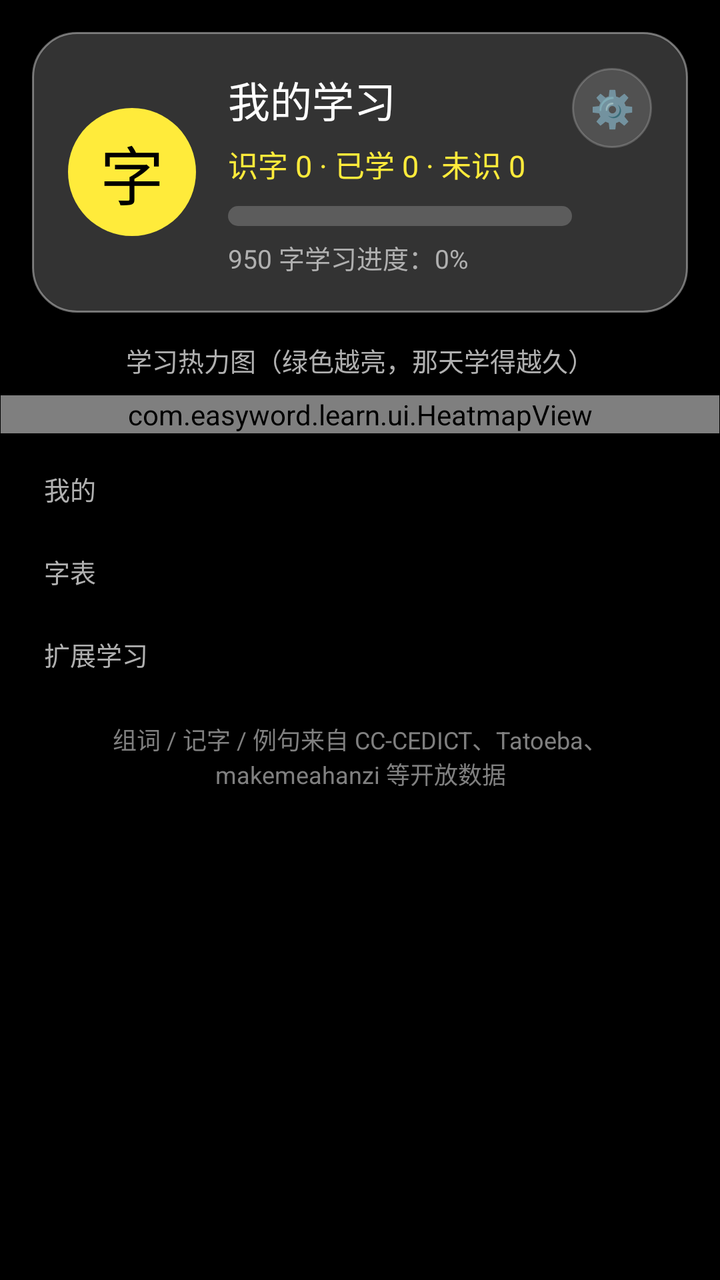
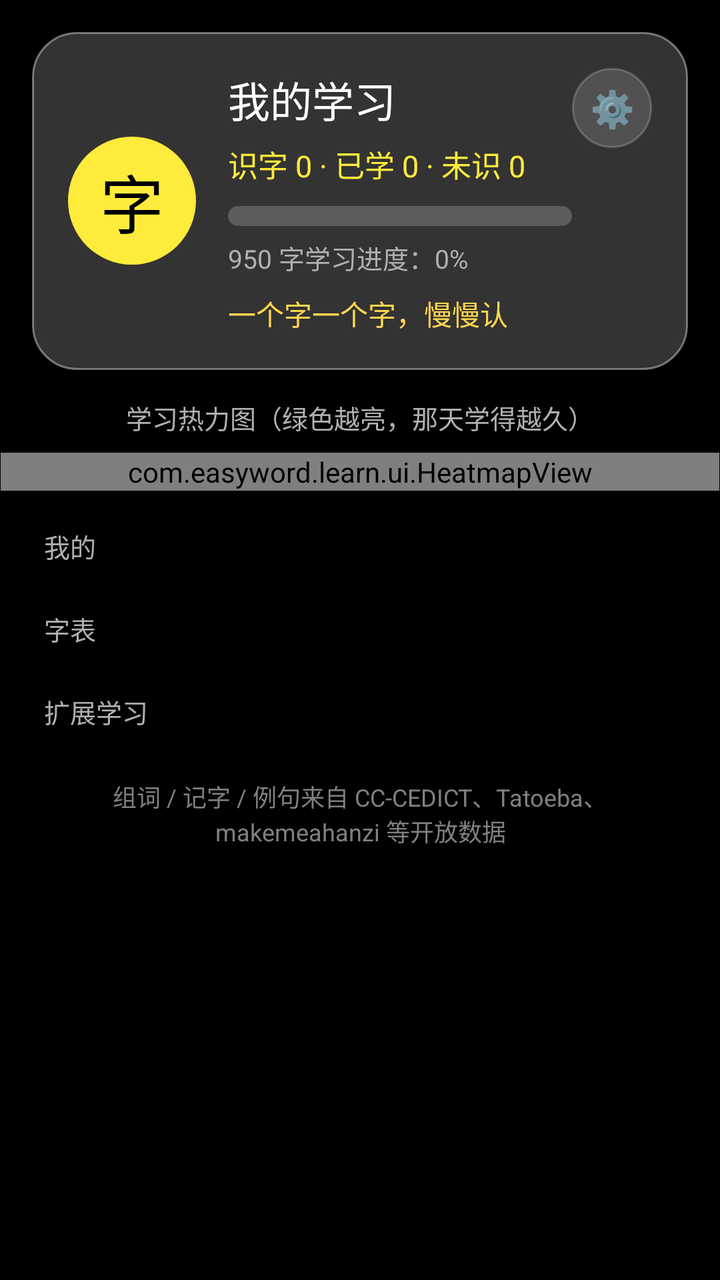

Compare the two renders of this Android layout. The source of the first and the diff that turns it into the second are given below.
<!-- AndroidManifest.xml: application theme Theme.EasyWord -->
<!-- res/layout/fragment_profile.xml -->
<?xml version="1.0" encoding="utf-8"?>
<ScrollView xmlns:android="http://schemas.android.com/apk/res/android"
    android:layout_width="match_parent"
    android:layout_height="match_parent"
    android:background="@color/black">

    <LinearLayout
        android:layout_width="match_parent"
        android:layout_height="wrap_content"
        android:clipChildren="false"
        android:clipToPadding="false"
        android:orientation="vertical"
        android:padding="16dp">

        
        <LinearLayout
            android:layout_width="match_parent"
            android:layout_height="wrap_content"
            android:background="@drawable/bg_card"
            android:gravity="center_vertical"
            android:orientation="horizontal"
            android:padding="18dp">

            <FrameLayout
                android:layout_width="64dp"
                android:layout_height="64dp">

                <TextView
                    android:id="@+id/textAvatar"
                    android:layout_width="match_parent"
                    android:layout_height="match_parent"
                    android:background="@drawable/bg_circle_gold"
                    android:gravity="center"
                    android:text="字"
                    android:textColor="@color/black"
                    android:textSize="32sp" />

                <ImageView
                    android:id="@+id/imgAvatar"
                    android:layout_width="match_parent"
                    android:layout_height="match_parent"
                    android:contentDescription="@string/settings_avatar"
                    android:scaleType="centerCrop"
                    android:visibility="gone" />
            </FrameLayout>

            <LinearLayout
                android:layout_width="0dp"
                android:layout_height="wrap_content"
                android:layout_marginStart="16dp"
                android:layout_weight="1"
                android:orientation="vertical">

                <TextView
                    android:id="@+id/textNickname"
                    android:layout_width="match_parent"
                    android:layout_height="wrap_content"
                    android:text="我的学习"
                    android:textColor="@color/white"
                    android:textSize="21sp" />

                <TextView
                    android:id="@+id/textStats"
                    android:layout_width="match_parent"
                    android:layout_height="wrap_content"
                    android:layout_marginTop="6dp"
                    android:textColor="@color/yellow"
                    android:textSize="15sp"
                    android:text="识字 0 · 已学 0 · 未识 0" />

                <ProgressBar
                    android:id="@+id/progressLearn"
                    style="?android:attr/progressBarStyleHorizontal"
                    android:layout_width="match_parent"
                    android:layout_height="10dp"
                    android:layout_marginTop="10dp"
                    android:max="950"
                    android:progress="0"
                    android:progressDrawable="@drawable/progress_learn" />

                <TextView
                    android:id="@+id/textTotalProgress"
                    android:layout_width="match_parent"
                    android:layout_height="wrap_content"
                    android:layout_marginTop="6dp"
                    android:textColor="@color/gray"
                    android:textSize="13sp"
                    android:text="950 字学习进度：0%" />
            </LinearLayout>

            
            <TextView
                android:id="@+id/btnSettingsHeader"
                android:layout_width="40dp"
                android:layout_height="40dp"
                android:layout_gravity="top"
                android:background="@drawable/bg_round_button"
                android:contentDescription="@string/settings_entry"
                android:gravity="center"
                android:text="⚙️"
                android:textSize="18sp" />
        </LinearLayout>

        
        <TextView
            android:layout_width="match_parent"
            android:layout_height="wrap_content"
            android:layout_marginTop="14dp"
            android:gravity="center"
            android:text="学习热力图（绿色越亮，那天学得越久）"
            android:textColor="@color/gray"
            android:textSize="13sp" />

        
        <HorizontalScrollView
            android:id="@+id/periodScroll"
            android:layout_width="match_parent"
            android:layout_height="wrap_content"
            android:layout_marginTop="10dp"
            android:scrollbars="none"
            android:visibility="gone">

            <LinearLayout
                android:id="@+id/periodBox"
                android:layout_width="wrap_content"
                android:layout_height="wrap_content"
                android:orientation="horizontal"
                android:paddingStart="2dp"
                android:paddingEnd="2dp" />
        </HorizontalScrollView>

        <com.easyword.learn.ui.HeatmapView
            android:id="@+id/heatmap"
            android:layout_width="match_parent"
            android:layout_height="wrap_content"
            android:layout_marginStart="-16dp"
            android:layout_marginTop="8dp"
            android:layout_marginEnd="-16dp" />

        <TextView
            android:layout_width="match_parent"
            android:layout_height="wrap_content"
            android:layout_marginTop="18dp"
            android:layout_marginStart="6dp"
            android:text="我的"
            android:textColor="@color/gray"
            android:textSize="13sp" />

        <LinearLayout
            android:id="@+id/rowBoxMine"
            android:layout_width="match_parent"
            android:layout_height="wrap_content"
            android:layout_marginTop="6dp"
            android:orientation="vertical" />

        <TextView
            android:layout_width="match_parent"
            android:layout_height="wrap_content"
            android:layout_marginTop="16dp"
            android:layout_marginStart="6dp"
            android:text="字表"
            android:textColor="@color/gray"
            android:textSize="13sp" />

        <LinearLayout
            android:id="@+id/rowBoxLists"
            android:layout_width="match_parent"
            android:layout_height="wrap_content"
            android:layout_marginTop="6dp"
            android:orientation="vertical" />

        <TextView
            android:layout_width="match_parent"
            android:layout_height="wrap_content"
            android:layout_marginTop="16dp"
            android:layout_marginStart="6dp"
            android:text="@string/extend_group"
            android:textColor="@color/gray"
            android:textSize="13sp" />

        <LinearLayout
            android:id="@+id/rowBoxExtend"
            android:layout_width="match_parent"
            android:layout_height="wrap_content"
            android:layout_marginTop="6dp"
            android:orientation="vertical" />

        <TextView
            android:layout_width="match_parent"
            android:layout_height="wrap_content"
            android:layout_marginTop="18dp"
            android:gravity="center"
            android:textColor="#808080"
            android:textSize="12sp"
            android:text="组词 / 记字 / 例句来自 CC-CEDICT、Tatoeba、makemeahanzi 等开放数据" />
    </LinearLayout>
</ScrollView>
<!-- resources referenced by this layout -->
<resources>
  <color name="black">#000000</color>
  <color name="gray">#B0B0B0</color>
  <color name="white">#FFFFFF</color>
  <color name="yellow">#FFEB3B</color>
  <!-- drawable bg_card (drawable) -->
  <?xml version="1.0" encoding="utf-8"?>
  <shape xmlns:android="http://schemas.android.com/apk/res/android"
      android:shape="rectangle">
      <solid android:color="@color/semi_white" />
      <corners android:radius="22dp" />
      <stroke
          android:width="1dp"
          android:color="#66FFFFFF" />
  </shape>
  <!-- drawable bg_circle_gold (drawable) -->
  <?xml version="1.0" encoding="utf-8"?>
  <shape xmlns:android="http://schemas.android.com/apk/res/android"
      android:shape="oval">
      <solid android:color="@color/yellow" />
  </shape>
  <!-- drawable bg_round_button (drawable) -->
  <?xml version="1.0" encoding="utf-8"?>
  <shape xmlns:android="http://schemas.android.com/apk/res/android"
      android:shape="oval">
      <solid android:color="#26FFFFFF" />
      <stroke
          android:width="1dp"
          android:color="#33FFFFFF" />
  </shape>
  <!-- drawable progress_learn (drawable) -->
  <?xml version="1.0" encoding="utf-8"?>
  <layer-list xmlns:android="http://schemas.android.com/apk/res/android">
      <item android:id="@android:id/background">
          <shape android:shape="rectangle">
              <corners android:radius="6dp" />
              <solid android:color="#33FFFFFF" />
          </shape>
      </item>
      <item android:id="@android:id/progress">
          <clip>
              <shape android:shape="rectangle">
                  <corners android:radius="6dp" />
                  <solid android:color="@color/yellow" />
              </shape>
          </clip>
      </item>
  </layer-list>
  <string name="extend_group">扩展学习</string>
  <string name="settings_avatar">头像</string>
  <string name="settings_entry">设置</string>
  <style name="Theme.EasyWord" parent="Theme.AppCompat.NoActionBar">
          <item name="android:windowBackground">@color/black</item>
          <item name="android:statusBarColor">@color/black</item>
          <item name="android:navigationBarColor">@color/black</item>
          <item name="colorPrimary">@color/black</item>
          <item name="colorPrimaryDark">@color/black</item>
          <item name="colorAccent">@color/yellow</item>
      </style>
  <color name="semi_white">#33FFFFFF</color>
</resources>

<!-- the commit's change to res/layout/fragment_profile.xml (unified diff, before → after) -->
@@ -86,6 +86,15 @@
                     android:textColor="@color/gray"
                     android:textSize="13sp"
                     android:text="950 字学习进度：0%" />
+
+                <TextView
+                    android:id="@+id/textProfileTagline"
+                    android:layout_width="match_parent"
+                    android:layout_height="wrap_content"
+                    android:layout_marginTop="8dp"
+                    android:text="@string/profile_tagline"
+                    android:textColor="#FFD54F"
+                    android:textSize="14sp" />
             </LinearLayout>
 
             
<!-- resource entries referenced after the edit -->
@@ -48,6 +48,7 @@
       </item>
   </layer-list>
   <string name="extend_group">扩展学习</string>
+  <string name="profile_tagline">一个字一个字，慢慢认</string>
   <string name="settings_avatar">头像</string>
   <string name="settings_entry">设置</string>
   <style name="Theme.EasyWord" parent="Theme.AppCompat.NoActionBar">
